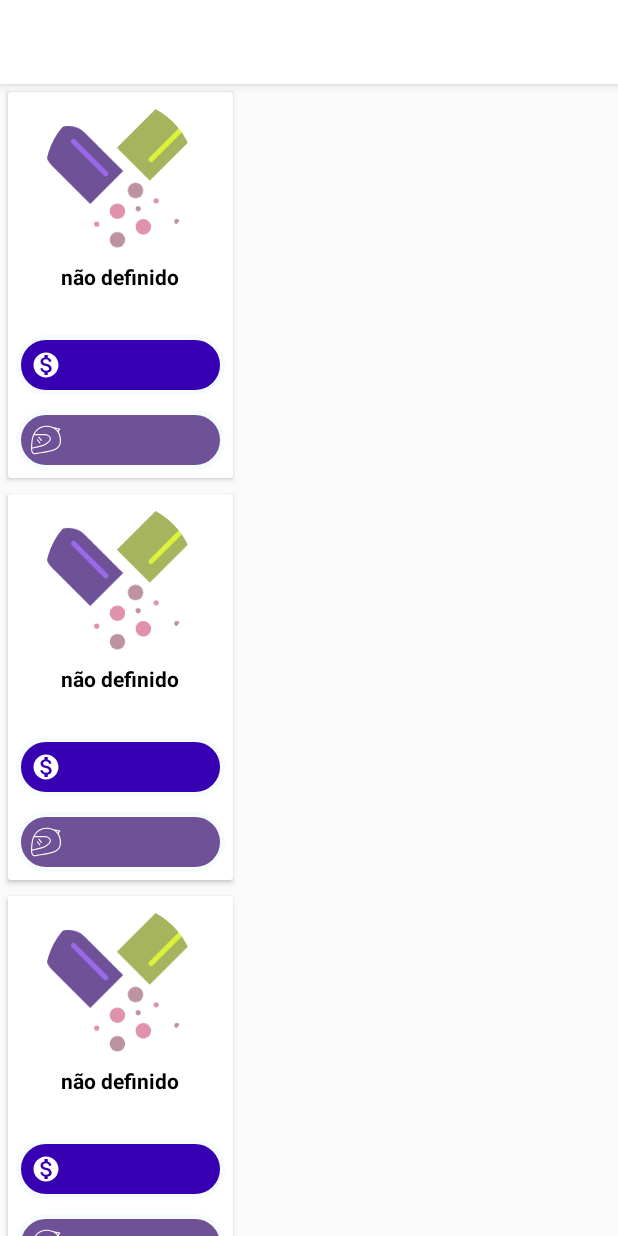
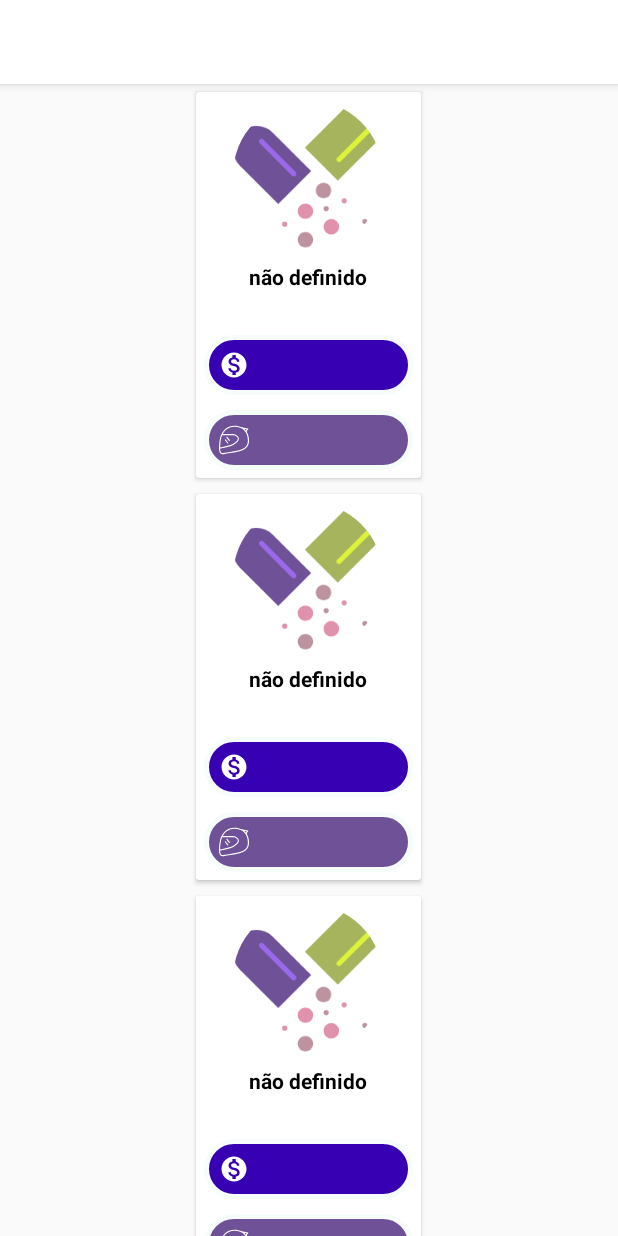
Before and after one commit to miller00315/muck-up-bula, an Android app: the layout activity_departament.xml on its own in the app's theme, with its tools: preview values and no code run, on a phone screen of 412 x 824 dp. Run offline under Robolectric (Android 15) with nearby library versions, the phone set to English and light mode, and no system bars.

Commit message:
Rumo ao fim

```diff
--- a/app/src/main/java/br/com/miller/muckup/menuPrincipal/views/activities/DepartamentManager.java
+++ b/app/src/main/java/br/com/miller/muckup/menuPrincipal/views/activities/DepartamentManager.java
@@ -6,7 +6,6 @@ import android.os.Bundle;
 import android.support.v7.widget.GridLayoutManager;
 import android.support.v7.widget.RecyclerView;
 import android.support.v7.widget.Toolbar;
-import android.util.Log;
 import android.view.MenuItem;
 
 import java.util.Objects;
@@ -28,7 +27,7 @@ public class DepartamentManager extends AppCompatActivity implements Item.OnAdap
     @Override
     protected void onCreate(Bundle savedInstanceState) {
         super.onCreate(savedInstanceState);
-        setContentView(R.layout.activity_my_cart_manager);
+        setContentView(R.layout.activity_departament);
 
         Toolbar toolbar =  findViewById(R.id.toolbar);
         recyclerView = findViewById(R.id.recycler_cart_manager);
--- a/app/src/main/res/layout/activity_my_cart_manager.xml
+++ b/app/src/main/res/layout/activity_departament.xml
@@ -4,6 +4,7 @@
     xmlns:tools="http://schemas.android.com/tools"
     android:layout_width="match_parent"
     android:layout_height="match_parent"
+    android:gravity="center"
     android:orientation="vertical"
     tools:context=".menuPrincipal.views.activities.DepartamentManager">
 
@@ -13,7 +14,7 @@
         android:id="@+id/recycler_cart_manager"
         android:layout_gravity="center"
         tools:listitem="@layout/view_holder_offers"
-        android:layout_width="match_parent"
+        android:layout_width="wrap_content"
         android:layout_height="wrap_content"/>
 
 </LinearLayout>
```
